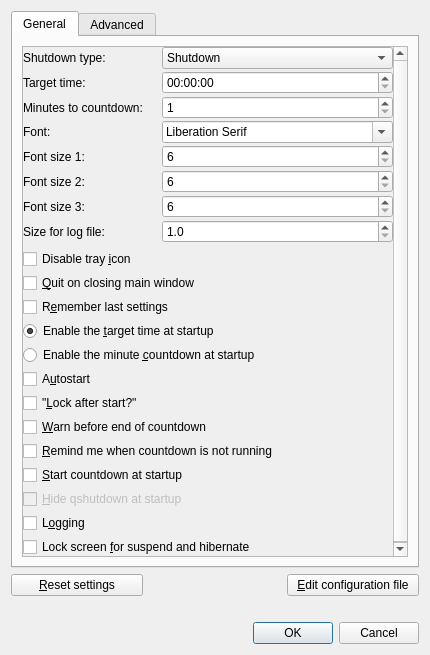
The window that qshutdown/src/ui/preferences.ui (hakaishi/shutdown-qapps) describes before a commit, drawn with Qt 5.
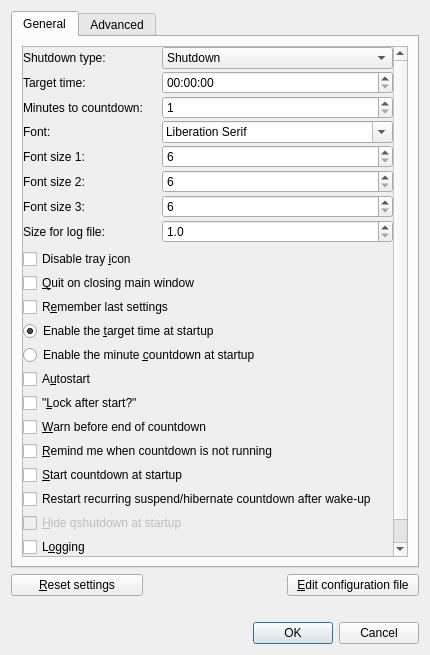
The same window after the commit. Icons and pictures are not drawn.

Commit message: added a settings that starts the countdown again when using recurring scheduled sleep/hibernate

Patch:
```diff
--- a/qshutdown/src/ui/preferences.ui
+++ b/qshutdown/src/ui/preferences.ui
@@ -426,6 +426,16 @@
                </property>
               </widget>
              </item>
+             <item>
+              <widget class="QCheckBox" name="restartSleepCountdown">
+               <property name="toolTip">
+                <string>After a recurring suspend or hibernate, qshutdown may still be running when the computer wakes up. Restart the recurring countdown automatically in that case.</string>
+               </property>
+               <property name="text">
+                <string>Restart recurring suspend/hibernate countdown after wake-up</string>
+               </property>
+              </widget>
+             </item>
              <item>
               <widget class="QCheckBox" name="hideMe">
                <property name="enabled">
```
The commit also changes 5 other files.
